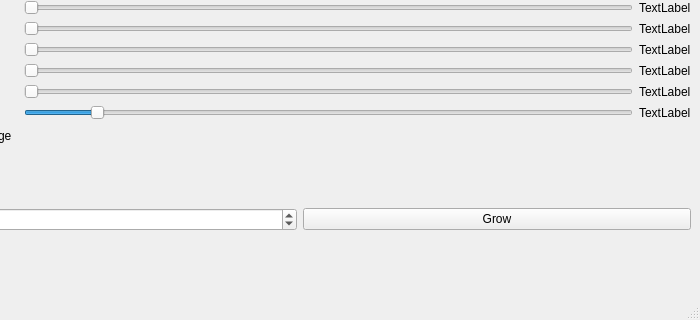
Above: program/mainwindow.ui from khhhhh/tree-projecter before the change; both pictures show x 100 to 800 and y 441 to 761 of the 800 by 761 pixel window. Below: the same form after it.
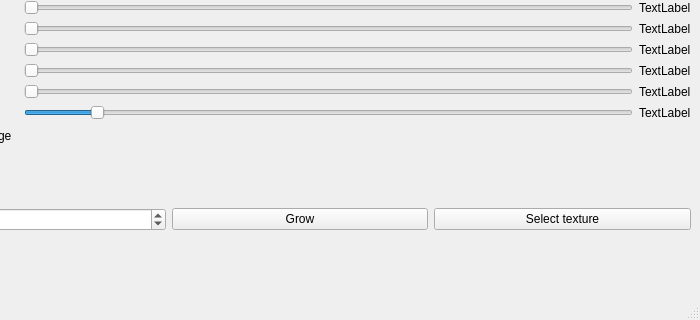
That is the form after the change.

```diff
--- a/program/mainwindow.ui
+++ b/program/mainwindow.ui
@@ -703,6 +703,13 @@
         </property>
        </widget>
       </item>
+      <item>
+       <widget class="QPushButton" name="btTexture">
+        <property name="text">
+         <string>Select texture</string>
+        </property>
+       </widget>
+      </item>
      </layout>
     </item>
    </layout>
```
